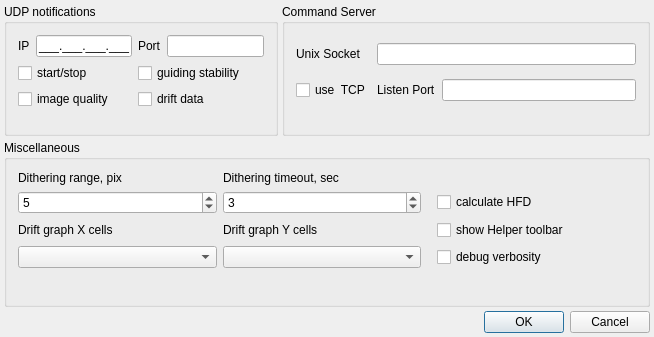
Above: lin_guider/ui/settings.ui from rumengb/lin_guider before the change. Below: the same form after it.
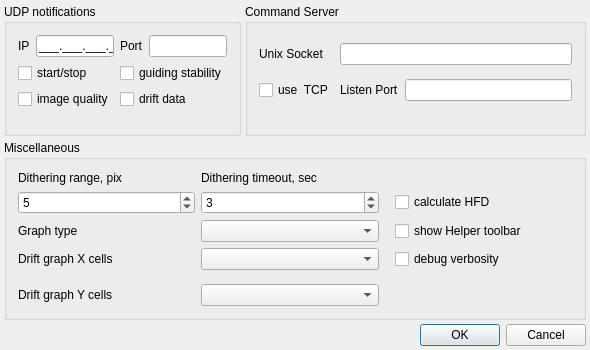
That is the form after the change.

Commit message: make target/scroll graph selectable

Patch:
```diff
--- a/lin_guider/ui/settings.ui
+++ b/lin_guider/ui/settings.ui
@@ -6,8 +6,8 @@
    <rect>
     <x>0</x>
     <y>0</y>
-    <width>654</width>
-    <height>337</height>
+    <width>590</width>
+    <height>350</height>
    </rect>
   </property>
   <property name="minimumSize">
@@ -85,7 +85,7 @@
       <item row="0" column="3">
        <widget class="QLineEdit" name="lineEdit_Port">
         <property name="inputMask">
-         <string>00000; </string>
+         <string>00000</string>
         </property>
        </widget>
       </item>
@@ -202,7 +202,7 @@
       <item row="4" column="4">
        <widget class="QLineEdit" name="lineEdit_TCPPort">
         <property name="inputMask">
-         <string>00000; </string>
+         <string>00000</string>
         </property>
        </widget>
       </item>
@@ -231,16 +231,27 @@
       <string>Miscellaneous</string>
      </property>
      <layout class="QGridLayout" name="gridLayout_2">
-      <item row="7" column="3">
+      <item row="9" column="0">
+       <widget class="QLabel" name="label_3">
+        <property name="text">
+         <string>Drift graph X cells</string>
+        </property>
+       </widget>
+      </item>
+      <item row="14" column="0">
+       <widget class="QLabel" name="label_4">
+        <property name="text">
+         <string>Drift graph Y cells</string>
+        </property>
+       </widget>
+      </item>
+      <item row="9" column="4">
        <widget class="QCheckBox" name="checkBox_DBGVerbosity">
         <property name="text">
          <string>debug verbosity</string>
         </property>
        </widget>
       </item>
-      <item row="7" column="0">
-       <widget class="QComboBox" name="comboBox_DriftGraph_nx"/>
-      </item>
       <item row="5" column="0">
        <widget class="QSpinBox" name="spinBox_DitherRange">
         <property name="minimum">
@@ -254,7 +265,7 @@
         </property>
        </widget>
       </item>
-      <item row="1" column="1">
+      <item row="1" column="2">
        <widget class="QLabel" name="label_2">
         <property name="text">
          <string>Dithering timeout, sec</string>
@@ -268,7 +279,7 @@
         </property>
        </widget>
       </item>
-      <item row="5" column="1">
+      <item row="5" column="2">
        <widget class="QSpinBox" name="spinBox_DitherRestTout">
         <property name="maximum">
          <number>10</number>
@@ -278,7 +289,7 @@
         </property>
        </widget>
       </item>
-      <item row="10" column="0">
+      <item row="13" column="0">
        <spacer name="verticalSpacer_3">
         <property name="orientation">
          <enum>Qt::Vertical</enum>
@@ -291,14 +302,7 @@
         </property>
        </spacer>
       </item>
-      <item row="6" column="0">
-       <widget class="QLabel" name="label_3">
-        <property name="text">
-         <string>Drift graph X cells</string>
-        </property>
-       </widget>
-      </item>
-      <item row="5" column="2">
+      <item row="5" column="3">
        <spacer name="horizontalSpacer_2">
         <property name="orientation">
          <enum>Qt::Horizontal</enum>
@@ -314,30 +318,36 @@
         </property>
        </spacer>
       </item>
-      <item row="6" column="1">
-       <widget class="QLabel" name="label_4">
-        <property name="text">
-         <string>Drift graph Y cells</string>
-        </property>
-       </widget>
-      </item>
-      <item row="7" column="1">
-       <widget class="QComboBox" name="comboBox_DriftGraph_ny"/>
-      </item>
-      <item row="6" column="3">
+      <item row="7" column="4">
        <widget class="QCheckBox" name="checkBox_ShowHelperTB">
         <property name="text">
          <string>show Helper toolbar</string>
         </property>
        </widget>
       </item>
-      <item row="5" column="3">
+      <item row="5" column="4">
        <widget class="QCheckBox" name="checkBox_HFD_on">
         <property name="text">
          <string>calculate HFD</string>
         </property>
        </widget>
       </item>
+      <item row="9" column="2">
+       <widget class="QComboBox" name="comboBox_DriftGraph_nx"/>
+      </item>
+      <item row="14" column="2">
+       <widget class="QComboBox" name="comboBox_DriftGraph_ny"/>
+      </item>
+      <item row="7" column="0">
+       <widget class="QLabel" name="label_graph">
+        <property name="text">
+         <string>Graph type</string>
+        </property>
+       </widget>
+      </item>
+      <item row="7" column="2">
+       <widget class="QComboBox" name="comboBox_GraphType"/>
+      </item>
      </layout>
     </widget>
    </item>
```
Left out of the diff: 13 changed lines with no effect on the pictures. The commit also changes 4 other files.
